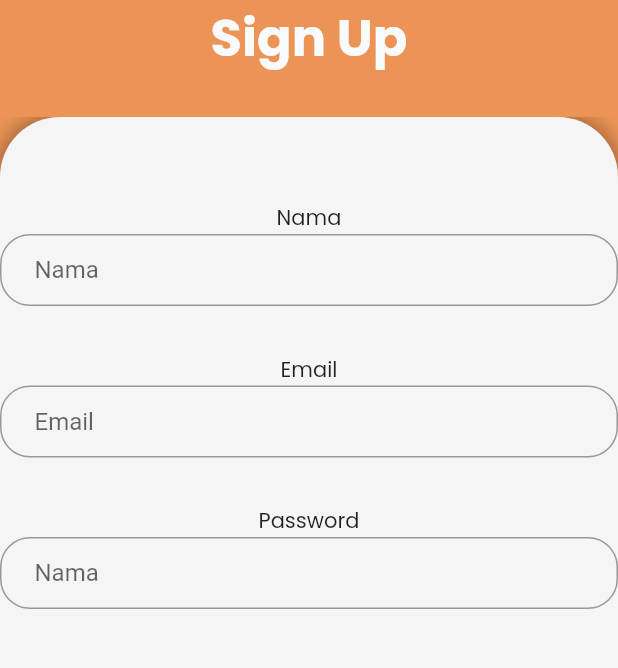
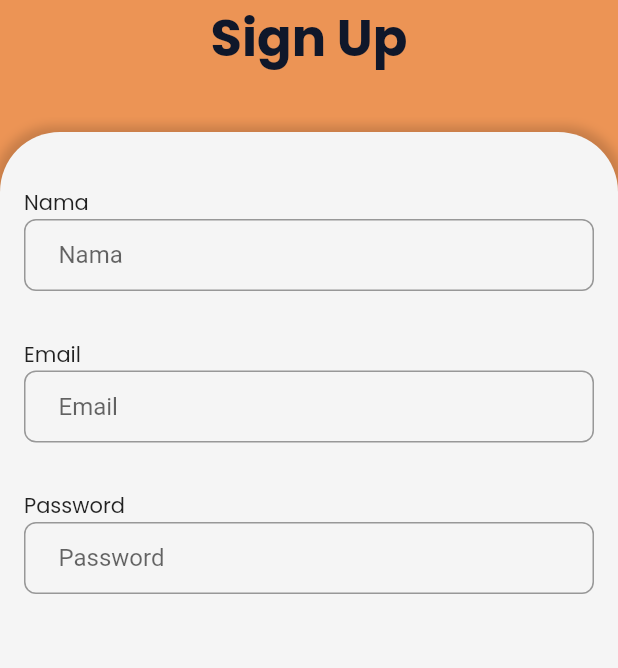
Before and after one commit to Ptrizy/LABIREEN, a Flutter app: the screen it shows after launch, after a tap on "Skip", after a tap on "Pesan Sekarang", on a phone screen of 412 x 824 dp, the part 351-1019 px from its top. Run offline on Flutter 3.47's test engine with Material 2 defaults, Android fonts, the phone set to English and light mode, and no system bars; our stand-ins replace google_fonts, introduction_screen.

Commit message:
update login page

```diff
--- a/lib/pages/login_page.dart
+++ b/lib/pages/login_page.dart
@@ -30,7 +30,7 @@ class LoginPage extends StatelessWidget {
               style: GoogleFonts.poppins(
                   fontSize: 34,
                   fontWeight: FontWeight.bold,
-                  color: Color.fromARGB(255, 248, 250, 252)),
+                  color: Color.fromARGB(255, 15, 23, 42)),
             ),
           ),
           SizedBox(
@@ -38,22 +38,29 @@ class LoginPage extends StatelessWidget {
           ),
           Expanded(
             child: SingleChildScrollView(
+              child: Padding(
+                padding: const EdgeInsets.symmetric(vertical: 10),
                 child: Container(
                   height: MediaQuery.of(context).size.height,
+                  child: Padding(
+                    padding: const EdgeInsets.only(left: 16, right: 16),
                     child: Column(
                       children: [
                         SizedBox(
-                      height: 57,
+                          height: 37,
                         ),
-                    Text(
+                        Align(
+                          alignment: Alignment.centerLeft,
+                          child: Text(
                             "Nama",
                             style: GoogleFonts.poppins(fontSize: 14),
+                          ),
                         ),
                         TextField(
                           decoration: InputDecoration(
                             contentPadding: EdgeInsets.fromLTRB(23, 0, 0, 0),
                             border: OutlineInputBorder(
-                          borderRadius: BorderRadius.circular(20),
+                              borderRadius: BorderRadius.circular(8),
                             ),
                             hintText: "Nama",
                           ),
@@ -61,15 +68,18 @@ class LoginPage extends StatelessWidget {
                         SizedBox(
                           height: 32,
                         ),
-                    Text(
+                        Align(
+                          alignment: Alignment.centerLeft,
+                          child: Text(
                             "Email",
                             style: GoogleFonts.poppins(fontSize: 14),
+                          ),
                         ),
                         TextField(
                           decoration: InputDecoration(
                             contentPadding: EdgeInsets.fromLTRB(23, 0, 0, 0),
                             border: OutlineInputBorder(
-                          borderRadius: BorderRadius.circular(20),
+                              borderRadius: BorderRadius.circular(8),
                             ),
                             hintText: "Email",
                           ),
@@ -77,32 +87,37 @@ class LoginPage extends StatelessWidget {
                         SizedBox(
                           height: 32,
                         ),
-                    Text(
+                        Align(
+                          alignment: Alignment.centerLeft,
+                          child: Text(
                             "Password",
                             style: GoogleFonts.poppins(fontSize: 14),
+                          ),
                         ),
                         TextField(
                           decoration: InputDecoration(
                             contentPadding: EdgeInsets.fromLTRB(23, 0, 0, 0),
                             border: OutlineInputBorder(
-                          borderRadius: BorderRadius.circular(20),
+                              borderRadius: BorderRadius.circular(8),
                               borderSide: BorderSide(color: Colors.white),
                             ),
-                        hintText: "Nama",
+                            hintText: "Password",
                           ),
                         ),
                       ],
+                    ),
                   ),
                   decoration: BoxDecoration(
                     borderRadius: BorderRadius.circular(40),
                     color: Color.fromARGB(255, 245, 245, 245),
                     boxShadow: [
                       BoxShadow(
-                      color: Color.fromARGB(80, 0, 0, 0),
-                      blurRadius: 10,
-                      spreadRadius: 2,
+                        color: Color.fromARGB(40, 0, 0, 0),
+                        blurRadius: 5,
+                        spreadRadius: 4,
                       )
                     ],
+                  ),
                 ),
               ),
             ),
```
Lines whose indentation alone changed are shown as unchanged.
